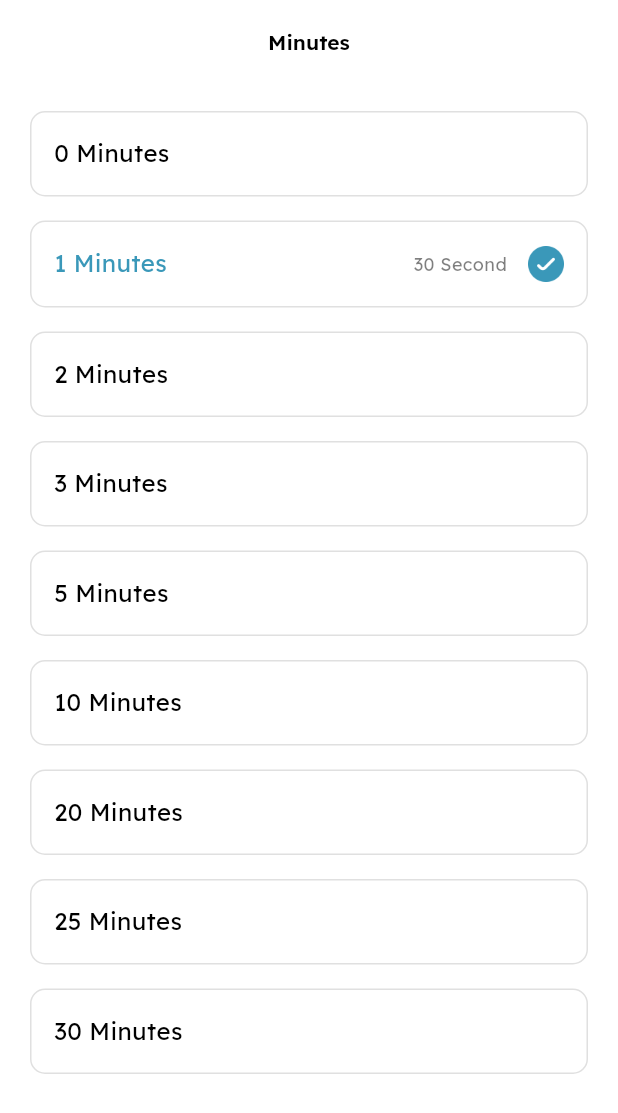
After one commit to krupaliL/parent_internet_lock, a Flutter app: the MinutesScreen screen opened directly, on a phone screen of 412 x 824 dp. The commit adds this screen. Shown: the top 1113 px of the screen. Run offline on Flutter 3.47's test engine with Material 3 defaults, Android fonts, the phone set to English and light mode, and no system bars; our stand-ins replace get, iconsax, pinput.

Commit message:
minutesScreen

```diff
--- /dev/null
+++ b/lib/features/internet/controllers/minutes_controller.dart
@@ -0,0 +1,11 @@
+import 'package:get/get.dart';
+
+class MinutesController extends GetxController {
+  // Observable variable for selected index
+  var selectedIndex = 1.obs;
+
+  // Function to update selected index
+  void updateSelectedIndex(int index) {
+    selectedIndex.value = index;
+  }
+}
--- /dev/null
+++ b/lib/features/internet/screens/minutes.dart
@@ -0,0 +1,32 @@
+import 'package:flutter/material.dart';
+import 'package:parent_internet_lock/common/widgets/appbar/appbar.dart';
+import 'package:parent_internet_lock/features/internet/screens/widgets/minutes_tile.dart';
+
+import '../../../utils/constants/colors.dart';
+
+class MinutesScreen extends StatelessWidget {
+  const MinutesScreen({
+    super.key,
+  });
+
+  @override
+  Widget build(BuildContext context) {
+    return Scaffold(
+      appBar: const PAppBar(
+        title: Text(
+          'Minutes',
+          style: TextStyle(fontFamily: 'LexendDeca', fontWeight: FontWeight.w600, fontSize: 14.0, color: PColors.black),
+        ),
+      ),
+      body: Padding(
+        padding: const EdgeInsets.symmetric(horizontal: 20.0),
+        child: Column(
+          children: [
+            const SizedBox(height: 10),
+            Expanded(child: ToggleList()),
+          ],
+        ),
+      )
+    );
+  }
+}
--- /dev/null
+++ b/lib/features/internet/screens/widgets/minutes_tile.dart
@@ -0,0 +1,108 @@
+import 'package:flutter/material.dart';
+import 'package:get/get.dart';
+import 'package:parent_internet_lock/utils/constants/image_strings.dart';
+
+import '../../../../utils/constants/colors.dart';
+import '../../controllers/minutes_controller.dart';
+
+class ToggleList extends StatelessWidget {
+  ToggleList({super.key});
+
+  // Initialize the controller
+  final MinutesController controller = Get.put(MinutesController());
+
+  // List of time options
+  final List<int> timeOptions = [0, 1, 2, 3, 5, 10, 20, 25, 30];
+
+  @override
+  Widget build(BuildContext context) {
+    return Scaffold(
+      body: SafeArea(
+        child: Column(
+          children: [
+            // Use Expanded to ensure the ListView takes up available space
+            Expanded(
+              child: ListView.builder(
+                itemCount: timeOptions.length,
+                itemBuilder: (context, index) {
+                  return GestureDetector(
+                    onTap: () {
+                      // Update selected index using the controller
+                      controller.updateSelectedIndex(index);
+                    },
+                    child: Obx(() => Container(
+                      padding: const EdgeInsets.symmetric(vertical: 6),
+                      margin: const EdgeInsets.symmetric(vertical: 8),
+                      decoration: BoxDecoration(
+                        borderRadius: BorderRadius.circular(10),
+                        border: Border.all(color: Colors.grey.shade300),
+                      ),
+
+                      /*
+                      decoration: BoxDecoration(
+                        color: PColors.white,
+                        borderRadius: BorderRadius.circular(10),
+                        boxShadow: [
+                          BoxShadow(
+                            color: Colors.grey.withOpacity(0.5), // Shadow color
+                            spreadRadius: 0.3, // Spread radius
+                            blurRadius: 0.5, // Blur radius
+                            offset: const Offset(0, 0), // Offset in x and y direction
+                          ),
+                        ],
+                      ),
+                      */
+
+                      child: Padding(
+                        padding: const EdgeInsets.symmetric(vertical: 10.0, horizontal: 15.0),
+                        child: Row(
+                          mainAxisAlignment: MainAxisAlignment.spaceBetween,
+                          children: [
+
+                            Row(
+                              children: [
+                                Text(
+                                  "${timeOptions[index]} Minutes",
+                                  style: TextStyle(
+                                    fontFamily: 'LexendDeca',
+                                    fontWeight: FontWeight.w400,
+                                    fontSize: 16.0,
+                                    color: controller.selectedIndex.value == index
+                                        ? PColors.primary
+                                        : PColors.black,
+                                  ),
+                                ),
+                              ],
+                            ),
+
+                            Row(
+                              children: [
+                                if (controller.selectedIndex.value == index)
+                                  const Text(
+                                    '30 Second',
+                                    style: TextStyle(
+                                      fontFamily: 'LexendDeca',
+                                      fontWeight: FontWeight.w400,
+                                      fontSize: 12.0,
+                                      color: PColors.black50,
+                                    ),
+                                  ),
+                                const SizedBox(width: 14),
+                                if (controller.selectedIndex.value == index)
+                                  const Image(height: 24, width: 24, image: AssetImage(PImages.checkIcon)),
+                              ],
+                            ),
+                          ],
+                        ),
+                      ),
+                    )),
+                  );
+                },
+              ),
+            ),
+          ],
+        ),
+      ),
+    );
+  }
+}
--- a/lib/main.dart
+++ b/lib/main.dart
@@ -1,7 +1,6 @@
 import 'package:flutter/material.dart';
-import 'package:flutter_native_splash/flutter_native_splash.dart';
 import 'package:get/get.dart';
-import 'package:parent_internet_lock/features/splash_screen.dart';
+import 'package:parent_internet_lock/features/personalization/screens/splash_screen.dart';
 import 'package:parent_internet_lock/utils/theme/theme.dart';
 
 void main() {
--- a/lib/utils/constants/image_strings.dart
+++ b/lib/utils/constants/image_strings.dart
@@ -15,4 +15,7 @@ class PImages {
   static const String passwordUpdate = "assets/images/password-update-screen-image.png";
 
   static const String qrCode = "assets/images/qr-code.png";
+
+  // -- Icons
+  static const String checkIcon = "assets/icons/check-rounded.png";
 }
```
Also changed, not shown: lib/features/internet/home.dart (deleted, +0 -186 lines), lib/features/internet/models/device_list_model.dart (added, +48 -0 lines), lib/features/internet/screens/home.dart (added, +46 -0 lines), lib/features/internet/screens/widgets/device_card_widget.dart (added, +106 -0 lines), lib/features/internet/screens/widgets/home_appbar.dart (added, +39 -0 lines), lib/navigation_menu.dart (+7 -3 lines), assets/icons/check-rounded.png (added), lib/features/personalization/screens/splash_screen.dart (renamed from lib/features/splash_screen.dart).
